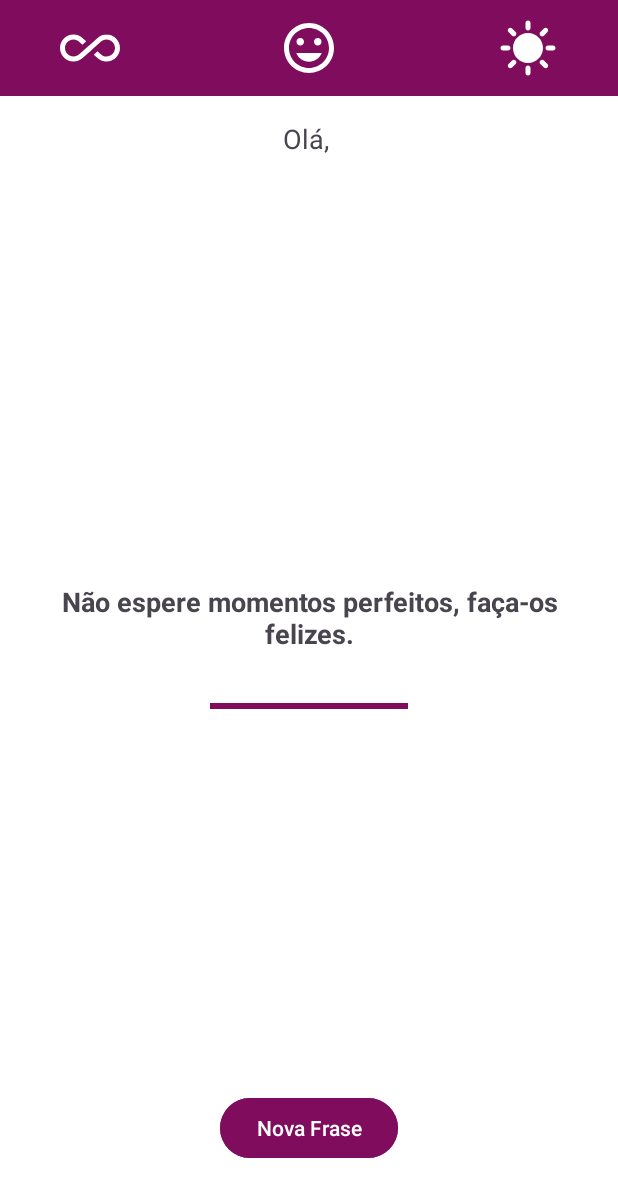
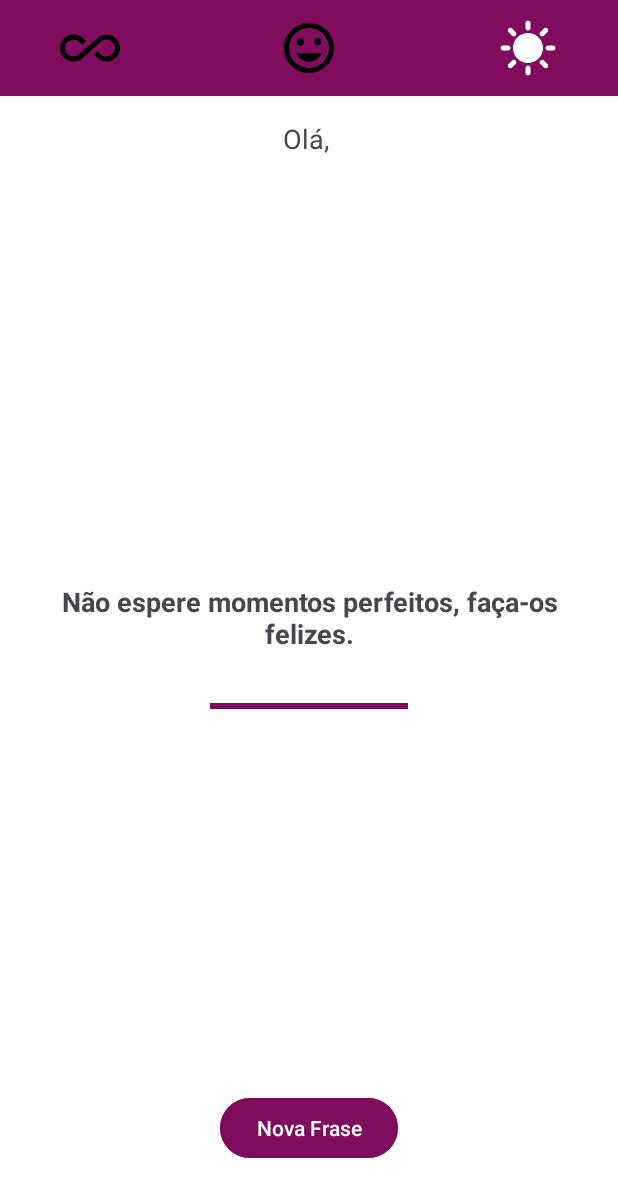
Before and after one commit to andrepps22/AppMotivation, an Android app: the HomeActivity screen opened directly, with no data from a screen before it, after a tap on "modo diurno/noturno", on a phone screen of 412 x 824 dp. Shown: the top 1197 px of the screen. Run offline under Robolectric (Android 15) with nearby library versions, the phone set to English and light mode, and no system bars; 2 other taps on this screen came first.

Commit message:
Alteração nos filtros das mensagens

```diff
--- a/app/src/main/java/com/example/motivation/ui/HomeActivity.kt
+++ b/app/src/main/java/com/example/motivation/ui/HomeActivity.kt
@@ -19,7 +19,7 @@ class HomeActivity : AppCompatActivity(), View.OnClickListener {
     private lateinit var binding: ActivityHomeBinding
     private lateinit var sharedPreferences: SharedPreferences
     private var phrase = PhraseRepository()
-    private val happy = AppConsts.FILTER.ALL
+    private var filter = AppConsts.FILTER.ALL
 
     override fun onCreate(savedInstanceState: Bundle?) {
         super.onCreate(savedInstanceState)
@@ -33,16 +33,13 @@ class HomeActivity : AppCompatActivity(), View.OnClickListener {
             v.setPadding(systemBars.left, systemBars.top, systemBars.right, systemBars.bottom)
             insets
         }
-        getPhrase(happy)
+        getPhrase(filter)
         getInformations()
         setListenes()
     }
 
 
     override fun onClick(v: View) {
-        /*binding.imageviewHappy.setColorFilter(ContextCompat.getColor(this, R.color.black))
-        binding.imageviewAll.setColorFilter(ContextCompat.getColor(this, R.color.black))
-        binding.imageviewSunny.setColorFilter(ContextCompat.getColor(this, R.color.black))*/
 
         val filtes = listOf(
             R.id.imageview_all,
@@ -51,29 +48,40 @@ class HomeActivity : AppCompatActivity(), View.OnClickListener {
         )
 
         if (v.id == R.id.btn_new_phrase) {
-            getPhrase(happy)
+            getPhrase(filter)
         } else if (v.id in filtes) {
-
-            when(v.id){
-                R.id.imageview_all -> {
-                    binding.imageviewAll.setColorFilter(ContextCompat.getColor(this, R.color.white))
-                }
-                R.id.imageview_happy -> {
-                    binding.imageviewHappy.setColorFilter(ContextCompat.getColor(this, R.color.white))
-                }
-                R.id.imageview_sunny -> {
-                    binding.imageviewSunny.setColorFilter(ContextCompat.getColor(this, R.color.white))
-                }
-            }
+            phraseFilters(v.id)
         }
     }
 
-    private fun setListenes(){
+    private fun setListenes() {
         binding.btnNewPhrase.setOnClickListener(this)
         binding.imageviewAll.setOnClickListener(this)
         binding.imageviewHappy.setOnClickListener(this)
         binding.imageviewSunny.setOnClickListener(this)
 
+    }
+
+    private fun phraseFilters(id: Int) {
+        binding.imageviewHappy.setColorFilter(ContextCompat.getColor(this, R.color.black))
+        binding.imageviewAll.setColorFilter(ContextCompat.getColor(this, R.color.black))
+        binding.imageviewSunny.setColorFilter(ContextCompat.getColor(this, R.color.black))
+        when (id) {
+            R.id.imageview_all -> {
+                filter = AppConsts.FILTER.ALL
+                binding.imageviewAll.setColorFilter(ContextCompat.getColor(this, R.color.white))
+            }
+
+            R.id.imageview_happy -> {
+                filter = AppConsts.FILTER.HAPPY
+                binding.imageviewHappy.setColorFilter(ContextCompat.getColor(this, R.color.white))
+            }
+
+            R.id.imageview_sunny -> {
+                filter = AppConsts.FILTER.SUNNY
+                binding.imageviewSunny.setColorFilter(ContextCompat.getColor(this, R.color.white))
+            }
+        }
     }
 
     private fun getInformations() {
```
